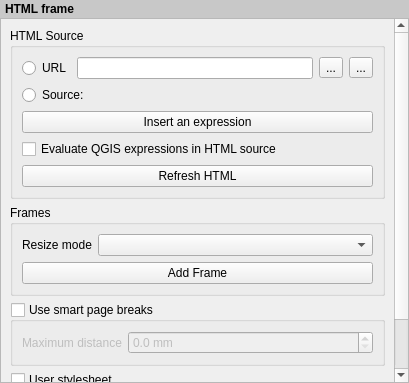
Old version of the form src/ui/qgscomposerhtmlwidgetbase.ui in the repository carsmie/QGIS.
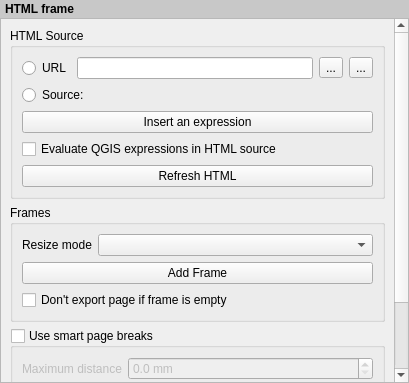
New version of the form. Custom widgets are drawn as their Qt base class.

Commit message: [FEATURE][composer] Add checkbox to frame items for preventing export of page containing frame when frame is empty. This change allows users to create multiple pages containing extra frames for multiframe items (currently HTML and Attribute Table items), which are then only printed/exported if required. Sponsored by the City of Uster, Switzerland.

```diff
--- a/src/ui/qgscomposerhtmlwidgetbase.ui
+++ b/src/ui/qgscomposerhtmlwidgetbase.ui
@@ -45,9 +45,9 @@
       <property name="geometry">
        <rect>
         <x>0</x>
-        <y>-101</y>
+        <y>-10</y>
         <width>391</width>
-        <height>461</height>
+        <height>489</height>
        </rect>
       </property>
       <layout class="QVBoxLayout" name="mainLayout">
@@ -173,6 +173,13 @@
             </property>
            </widget>
           </item>
+          <item row="2" column="0" colspan="2">
+           <widget class="QCheckBox" name="mEmptyFrameCheckBox">
+            <property name="text">
+             <string>Don't export page if frame is empty</string>
+            </property>
+           </widget>
+          </item>
          </layout>
         </widget>
        </item>
```
The commit also changes 19 other files.
